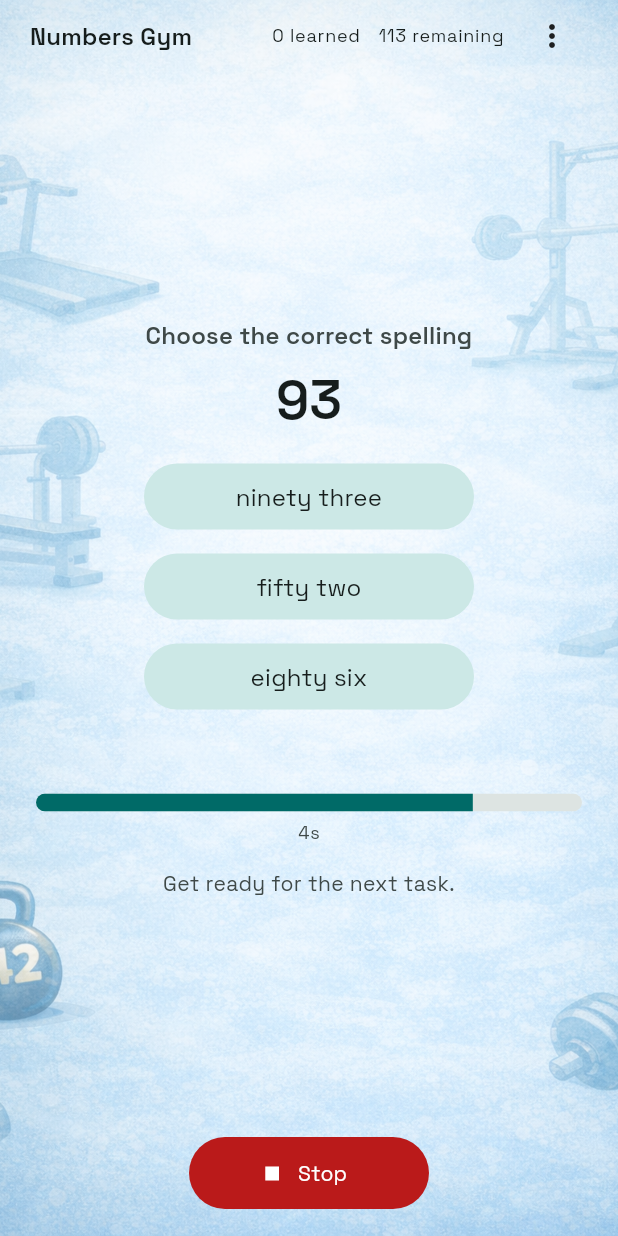
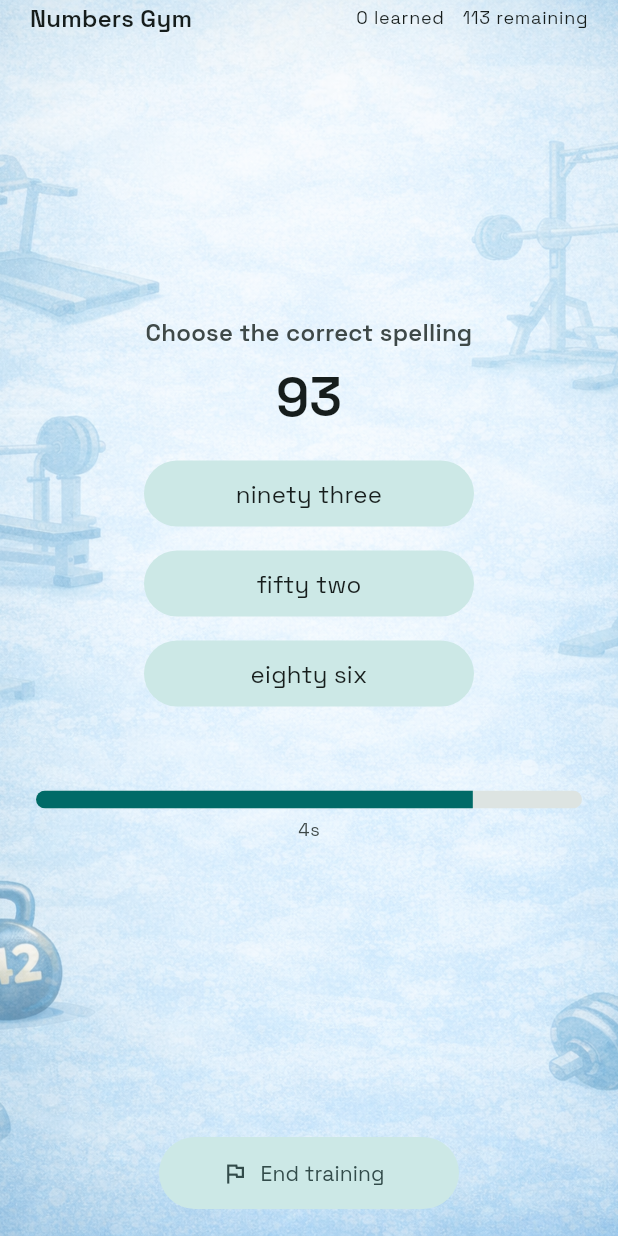
Before and after one commit to DimonSmart/NumberGym, a Flutter app: the screen it shows after launch, after a tap on "Start", on a phone screen of 412 x 824 dp. Run offline on Flutter 3.47's test engine with Material 3 defaults, Android fonts, the phone set to English and light mode, and no system bars; our stand-ins replace flutter_tts, hive, hive_flutter, lottie, permission_handler, speech_to_text and 1 more; missing offline and left inert: record; accounts and stored records are empty.

Commit message:
Refactor training flow, remove TrainerStatus, auto-stop
- Refactored IntroScreen to StatefulWidget; now shows progress, loading, and "all learned" states, and disables "Start" when appropriate.
- Removed TrainerStatus enum and status logic; replaced with a simple boolean for training activity.
- Updated silent detector to auto-stop training and exit screen after inactivity, using new onAutoStop callback.
- TrainingScreen menu and overlay navigation for settings/statistics removed for a simpler UI.
- View models now use timer.isRunning instead of TrainerStatus.
- TrainingStatusView no longer displays status messages, only errors.
- UI tweaks: improved menu icon, renamed "Stop" to "End training", and adjusted button styles.
- Ensured UI correctly reflects when all cards are learned and prevents further training.

```diff
--- a/lib/features/intro/ui/screens/intro_screen.dart
+++ b/lib/features/intro/ui/screens/intro_screen.dart
@@ -1,15 +1,20 @@
+import 'dart:async';
+
 import 'package:flutter/material.dart';
 import 'package:hive/hive.dart';
 
 import '../../../training/data/card_progress.dart';
+import '../../../training/data/number_cards.dart';
+import '../../../training/data/progress_repository.dart';
 import '../../../training/data/settings_repository.dart';
+import '../../../training/domain/learning_language.dart';
 import '../../../training/ui/screens/settings_screen.dart';
 import '../../../training/ui/screens/statistics_screen.dart';
 import '../../../training/ui/screens/training_screen.dart';
 
 enum _IntroMenuAction { statistics, settings }
 
-class IntroScreen extends StatelessWidget {
+class IntroScreen extends StatefulWidget {
   const IntroScreen({
     super.key,
     required this.settingsBox,
@@ -18,6 +23,56 @@ class IntroScreen extends StatelessWidget {
 
   final Box<String> settingsBox;
   final Box<CardProgress> progressBox;
+
+  @override
+  State<IntroScreen> createState() => _IntroScreenState();
+}
+
+class _IntroScreenState extends State<IntroScreen> {
+  late final ProgressRepository _progressRepository;
+  late LearningLanguage _language;
+  StreamSubscription? _progressSubscription;
+  StreamSubscription? _settingsSubscription;
+  bool _allLearned = false;
+  bool _loadingProgress = true;
+
+  @override
+  void initState() {
+    super.initState();
+    _progressRepository = ProgressRepository(widget.progressBox);
+    _language = SettingsRepository(widget.settingsBox).readLearningLanguage();
+    _loadProgress();
+    _progressSubscription =
+        widget.progressBox.watch().listen((_) => _loadProgress());
+    _settingsSubscription =
+        widget.settingsBox.watch().listen((_) => _loadProgress());
+  }
+
+  @override
+  void dispose() {
+    _progressSubscription?.cancel();
+    _settingsSubscription?.cancel();
+    super.dispose();
+  }
+
+  Future<void> _loadProgress() async {
+    final language = SettingsRepository(widget.settingsBox).readLearningLanguage();
+    final ids = buildNumberCardIds();
+    final progress = await _progressRepository.loadAll(
+      ids,
+      language: language,
+    );
+    final learnedCount =
+        progress.values.where((progress) => progress.learned).length;
+    final allLearned = ids.isNotEmpty && learnedCount == ids.length;
+
+    if (!mounted) return;
+    setState(() {
+      _language = language;
+      _allLearned = allLearned;
+      _loadingProgress = false;
+    });
+  }
 
   @override
   Widget build(BuildContext context) {
@@ -78,7 +133,25 @@ class IntroScreen extends StatelessWidget {
                             ),
                           ),
                         ],
-                        icon: const Icon(Icons.more_vert, color: Colors.white),
+                        icon: Container(
+                          padding: const EdgeInsets.all(6),
+                          decoration: BoxDecoration(
+                            color: Colors.black.withValues(alpha: 0.62),
+                            shape: BoxShape.circle,
+                            boxShadow: const [
+                              BoxShadow(
+                                color: Colors.black26,
+                                blurRadius: 6,
+                                offset: Offset(0, 3),
+                              ),
+                            ],
+                          ),
+                          child: const Icon(
+                            Icons.more_vert,
+                            color: Colors.white,
+                            size: 22,
+                          ),
+                        ),
                         tooltip: 'Menu',
                       ),
                     ],
@@ -110,7 +183,53 @@ class IntroScreen extends StatelessWidget {
                         ),
                   ),
                   const Spacer(),
-                  SizedBox(
+                  _buildCallToAction(theme, context),
+                ],
+              ),
+            ),
+          ),
+        ],
+      ),
+    );
+  }
+
+  Widget _buildCallToAction(ThemeData theme, BuildContext context) {
+    if (_loadingProgress) {
+      return const SizedBox(
+        width: double.infinity,
+        height: 52,
+        child: Center(child: CircularProgressIndicator()),
+      );
+    }
+
+    if (_allLearned) {
+      return Container(
+        width: double.infinity,
+        height: 52,
+        decoration: BoxDecoration(
+          color: Colors.white,
+          borderRadius: BorderRadius.circular(14),
+          boxShadow: const [
+            BoxShadow(
+              color: Colors.black12,
+              blurRadius: 6,
+              offset: Offset(0, 3),
+            ),
+          ],
+        ),
+        alignment: Alignment.center,
+        child: Text(
+          'Все выучено',
+          style: theme.textTheme.titleMedium?.copyWith(
+            fontWeight: FontWeight.w700,
+            letterSpacing: 0.2,
+            color: Colors.black87,
+          ),
+        ),
+      );
+    }
+
+    return SizedBox(
       width: double.infinity,
       height: 52,
       child: FilledButton(
@@ -118,8 +237,8 @@ class IntroScreen extends StatelessWidget {
           Navigator.of(context).push(
             MaterialPageRoute(
               builder: (context) => TrainingScreen(
-                              settingsBox: settingsBox,
-                              progressBox: progressBox,
+                settingsBox: widget.settingsBox,
+                progressBox: widget.progressBox,
               ),
             ),
           );
@@ -137,33 +256,27 @@ class IntroScreen extends StatelessWidget {
         ),
         child: const Text('Start'),
       ),
-                  ),
-                ],
-              ),
-            ),
-          ),
-        ],
-      ),
     );
   }
 
   void _openSettings(BuildContext context) {
-    Navigator.of(context).push(
+    Navigator.of(context)
+        .push(
           MaterialPageRoute(
             builder: (context) => SettingsScreen(
-          settingsBox: settingsBox,
-          progressBox: progressBox,
+              settingsBox: widget.settingsBox,
+              progressBox: widget.progressBox,
             ),
           ),
-    );
+        )
+        .then((_) => _loadProgress());
   }
 
   void _openStatistics(BuildContext context) {
-    final language = SettingsRepository(settingsBox).readLearningLanguage();
     Navigator.of(context).push(
       MaterialPageRoute(
         builder: (context) =>
-            StatisticsScreen(progressBox: progressBox, language: language),
+            StatisticsScreen(progressBox: widget.progressBox, language: _language),
       ),
     );
   }
--- a/lib/features/training/domain/runtime_coordinator.dart
+++ b/lib/features/training/domain/runtime_coordinator.dart
@@ -2,7 +2,6 @@ import 'dart:async';
 
 import 'task_runtime.dart';
 import 'task_state.dart';
-import 'training_state.dart';
 
 class RuntimeCoordinator {
   RuntimeCoordinator({
@@ -19,21 +18,14 @@ class RuntimeCoordinator {
   StreamSubscription<TaskState>? _runtimeStates;
   TaskState? _currentTaskState;
 
-  TrainerStatus _status = TrainerStatus.idle;
   bool _speechReady = false;
   bool _taskHadUserInteraction = false;
 
-  TrainerStatus get status => _status;
   TaskState? get currentTask => _currentTaskState;
   bool get speechReady => _speechReady;
   bool get taskHadUserInteraction => _taskHadUserInteraction;
   TaskRuntime? get runtime => _runtime;
-
-  void setStatus(TrainerStatus status) {
-    if (_status == status) return;
-    _status = status;
-    _onChanged();
-  }
+  bool get isActive => _runtime != null;
 
   void resetInteraction() {
     _taskHadUserInteraction = false;
@@ -56,7 +48,6 @@ class RuntimeCoordinator {
       _speechReady =
           (_currentTaskState as NumberPronunciationState).speechReady;
     }
-    _status = TrainerStatus.running;
     _onChanged();
     await runtime.start();
   }
--- a/lib/features/training/domain/session_helpers.dart
+++ b/lib/features/training/domain/session_helpers.dart
@@ -41,7 +41,7 @@ class SilentDetector {
     }
   }
 
-  bool get shouldPause => _streak >= threshold;
+  bool get shouldStop => _streak >= threshold;
 }
 
 class InternetGate {
--- a/lib/features/training/domain/training_controller.dart
+++ b/lib/features/training/domain/training_controller.dart
@@ -41,12 +41,14 @@ class TrainingController extends ChangeNotifier {
     required ProgressRepositoryBase progressRepository,
     TrainingServices? services,
     stt.SpeechToText? speech,
+    VoidCallback? onAutoStop,
   }) {
     _session = TrainingSession(
       settingsRepository: settingsRepository,
       progressRepository: progressRepository,
       services: services ?? TrainingServices.defaults(speech: speech),
       onStateChanged: _notify,
+      onAutoStop: onAutoStop,
     );
   }
 
@@ -54,7 +56,6 @@ class TrainingController extends ChangeNotifier {
   bool _disposed = false;
 
   TrainingState get state => _session.state;
-  TrainerStatus get status => _session.state.status;
   bool get speechReady => _session.state.speechReady;
   String? get errorMessage => _session.state.errorMessage;
   TrainingFeedback? get feedback => _session.state.feedback;
--- a/lib/features/training/domain/training_session.dart
+++ b/lib/features/training/domain/training_session.dart
@@ -35,10 +35,12 @@ class TrainingSession {
     PhraseTemplates? phraseTemplates,
     TaskRegistry? taskRegistry,
     void Function()? onStateChanged,
+    void Function()? onAutoStop,
   })  : _settingsRepository = settingsRepository,
         _progressRepository = progressRepository,
         _services = services ?? TrainingServices.defaults(),
-        _onStateChanged = onStateChanged ?? _noop {
+        _onStateChanged = onStateChanged ?? _noop,
+        _onAutoStop = onAutoStop ?? _noop {
     final resolvedTemplates = phraseTemplates ?? PhraseTemplates(Random());
     _languageRouter = LanguageRouter(
       settingsRepository: _settingsRepository,
@@ -82,6 +84,7 @@ class TrainingSession {
   final SettingsRepositoryBase _settingsRepository;
   final ProgressRepositoryBase _progressRepository;
   final void Function() _onStateChanged;
+  final void Function() _onAutoStop;
   late final LanguageRouter _languageRouter;
   late final TaskRegistry _taskRegistry;
   late final TaskScheduler _taskScheduler;
@@ -98,6 +101,7 @@ class TrainingSession {
   final StreakTracker _streakTracker = StreakTracker();
 
   bool _disposed = false;
+  bool _trainingActive = false;
 
   TrainingState _state = TrainingState.initial();
   TrainingState get state => _state;
@@ -132,10 +136,7 @@ class TrainingSession {
   }
 
   Future<void> startTraining() async {
-    final status = _runtimeCoordinator.status;
-    if (status == TrainerStatus.running) {
-      return;
-    }
+    if (_trainingActive) return;
 
     _premiumPronunciationEnabled =
         _settingsRepository.readPremiumPronunciationEnabled();
@@ -148,14 +149,14 @@ class TrainingSession {
       premiumPronunciationEnabled: _premiumPronunciationEnabled,
     );
     if (!_progressManager.hasRemainingCards) {
-      _runtimeCoordinator.setStatus(TrainerStatus.finished);
+      _trainingActive = false;
       unawaited(_setKeepAwake(false));
       _syncState();
       return;
     }
 
     _errorMessage = null;
-    _runtimeCoordinator.setStatus(TrainerStatus.running);
+    _trainingActive = true;
     _silentDetector.reset();
     _streakTracker.reset();
     _runtimeCoordinator.resetInteraction();
@@ -168,7 +169,7 @@ class TrainingSession {
     _feedbackCoordinator.clear();
     await _runtimeCoordinator.disposeRuntime(clearState: true);
     _services.soundWave.reset();
-    _runtimeCoordinator.setStatus(TrainerStatus.idle);
+    _trainingActive = false;
     _errorMessage = null;
     _progressManager.resetSelection();
     _premiumPronunciationEnabled =
@@ -183,7 +184,7 @@ class TrainingSession {
 
   Future<void> pauseForOverlay() async {
     await _runtimeCoordinator.disposeRuntime(clearState: true);
-    _runtimeCoordinator.setStatus(TrainerStatus.idle);
+    _trainingActive = false;
     await _setKeepAwake(false);
     _syncState();
   }
@@ -197,7 +198,7 @@ class TrainingSession {
     await _runtimeCoordinator.disposeRuntime(clearState: true);
     _silentDetector.reset();
     _runtimeCoordinator.resetInteraction();
-    _runtimeCoordinator.setStatus(TrainerStatus.idle);
+    _trainingActive = false;
     await _setKeepAwake(false);
     _syncState();
   }
@@ -214,7 +215,6 @@ class TrainingSession {
   void _syncState() {
     if (_disposed) return;
     _state = TrainingState(
-      status: _runtimeCoordinator.status,
       speechReady: _runtimeCoordinator.speechReady,
       errorMessage: _errorMessage,
       feedback: _feedbackCoordinator.feedback,
@@ -458,12 +458,11 @@ class TrainingSession {
   }
 
   Future<void> _startNextCard() async {
-    final status = _runtimeCoordinator.status;
-    if (status != TrainerStatus.running) {
+    if (!_trainingActive) {
       return;
     }
     if (!_progressManager.hasRemainingCards) {
-      _runtimeCoordinator.setStatus(TrainerStatus.finished);
+      _trainingActive = false;
       unawaited(_setKeepAwake(false));
       _syncState();
       return;
@@ -478,7 +477,7 @@ class TrainingSession {
       forcedTaskKind: _debugForcedTaskKind,
     );
     if (scheduleResult is TaskScheduleFinished) {
-      _runtimeCoordinator.setStatus(TrainerStatus.finished);
+      _trainingActive = false;
       unawaited(_setKeepAwake(false));
       _syncState();
       return;
@@ -547,8 +546,9 @@ class TrainingSession {
         language: _currentLanguage(),
       );
       if (progressResult.learned && progressResult.poolEmpty) {
-        _runtimeCoordinator.setStatus(TrainerStatus.finished);
+        _trainingActive = false;
         unawaited(_setKeepAwake(false));
+        _syncState();
       }
     }
 
@@ -558,15 +558,15 @@ class TrainingSession {
       interacted: _runtimeCoordinator.taskHadUserInteraction,
       affectsProgress: affectsProgress,
     );
-    if (_silentDetector.shouldPause) {
-      await _pauseTraining();
+    if (_silentDetector.shouldStop) {
+      await stopTraining();
+      _onAutoStop();
       return;
     }
 
     await feedbackHold;
     if (_disposed) return;
-    final status = _runtimeCoordinator.status;
-    if (status != TrainerStatus.running) {
+    if (!_trainingActive) {
       return;
     }
 
@@ -575,7 +575,7 @@ class TrainingSession {
 
   Future<void> _pauseTraining() async {
     await _runtimeCoordinator.disposeRuntime(clearState: false);
-    _runtimeCoordinator.setStatus(TrainerStatus.idle);
+    _trainingActive = false;
     _syncState();
     unawaited(_setKeepAwake(false));
   }
--- a/lib/features/training/domain/training_state.dart
+++ b/lib/features/training/domain/training_state.dart
@@ -1,6 +1,4 @@
 import 'task_state.dart';
-
-enum TrainerStatus { idle, running, finished }
 
 enum TrainingFeedbackType { correct, wrong, timeout, skipped }
 
@@ -15,14 +13,12 @@ class TrainingFeedback {
 }
 
 class TrainingState {
-  final TrainerStatus status;
   final bool speechReady;
   final String? errorMessage;
   final TrainingFeedback? feedback;
   final TaskState? currentTask;
 
   const TrainingState({
-    required this.status,
     required this.speechReady,
     required this.errorMessage,
     required this.feedback,
@@ -31,7 +27,6 @@ class TrainingState {
 
   factory TrainingState.initial() {
     return const TrainingState(
-      status: TrainerStatus.idle,
       speechReady: false,
       errorMessage: null,
       feedback: null,
--- a/lib/features/training/ui/screens/training_screen.dart
+++ b/lib/features/training/ui/screens/training_screen.dart
@@ -18,10 +18,6 @@ import '../widgets/number_pronunciation_view.dart';
 import '../widgets/phrase_pronunciation_view.dart';
 import '../widgets/training_background.dart';
 import '../widgets/training_status_view.dart';
-import 'settings_screen.dart';
-import 'statistics_screen.dart';
-
-enum _TrainerMenuAction { statistics, settings }
 
 class TrainingScreen extends StatefulWidget {
   final Box<String> settingsBox;
@@ -54,6 +50,7 @@ class _TrainingScreenState extends State<TrainingScreen> {
     _controller = TrainingController(
       settingsRepository: SettingsRepository(widget.settingsBox),
       progressRepository: ProgressRepository(widget.progressBox),
+      onAutoStop: _handleAutoStop,
     );
     _initializeAndStart();
   }
@@ -78,38 +75,6 @@ class _TrainingScreenState extends State<TrainingScreen> {
     } finally {
       _startingTraining = false;
     }
-  }
-
-  Future<void> _openOverlay(Widget screen) async {
-    await _controller.pauseForOverlay();
-    if (!mounted) return;
-
-    await Navigator.of(
-      context,
-    ).push(MaterialPageRoute(builder: (context) => screen));
-
-    if (!mounted) return;
-    await _controller.restoreAfterOverlay();
-    if (!mounted) return;
-    await _ensureTrainingStarted();
-  }
-
-  Future<void> _openSettings() async {
-    await _openOverlay(
-      SettingsScreen(
-        settingsBox: widget.settingsBox,
-        progressBox: widget.progressBox,
-      ),
-    );
-  }
-
-  Future<void> _openStatistics() async {
-    final language = SettingsRepository(
-      widget.settingsBox,
-    ).readLearningLanguage();
-    await _openOverlay(
-      StatisticsScreen(progressBox: widget.progressBox, language: language),
-    );
   }
 
   @override
@@ -156,43 +121,6 @@ class _TrainingScreenState extends State<TrainingScreen> {
                               '$remainingCount remaining',
                               style: theme.textTheme.labelMedium,
                             ),
-                            const SizedBox(width: 8),
-                            PopupMenuButton<_TrainerMenuAction>(
-                              onSelected: (value) {
-                                switch (value) {
-                                  case _TrainerMenuAction.statistics:
-                                    _openStatistics();
-                                    break;
-                                  case _TrainerMenuAction.settings:
-                                    _openSettings();
-                                    break;
-                                }
-                              },
-                              itemBuilder: (context) => [
-                                PopupMenuItem(
-                                  value: _TrainerMenuAction.statistics,
-                                  child: Row(
-                                    children: const [
-                                      Icon(Icons.bar_chart, size: 18),
-                                      SizedBox(width: 8),
-                                      Text('Statistics'),
-                                    ],
-                                  ),
-                                ),
-                                PopupMenuItem(
-                                  value: _TrainerMenuAction.settings,
-                                  child: Row(
-                                    children: const [
-                                      Icon(Icons.settings, size: 18),
-                                      SizedBox(width: 8),
-                                      Text('Settings'),
-                                    ],
-                                  ),
-                                ),
-                              ],
-                              icon: const Icon(Icons.more_vert),
-                              tooltip: 'Menu',
-                            ),
                           ],
                         ),
                       ),
@@ -236,7 +164,6 @@ class _TrainingScreenState extends State<TrainingScreen> {
     if (task is MultipleChoiceState) {
       final viewModel = MultipleChoiceViewModel.fromState(
         theme: theme,
-        status: _controller.status,
         task: task,
         feedback: feedbackViewModel,
       );
@@ -248,7 +175,6 @@ class _TrainingScreenState extends State<TrainingScreen> {
     if (task is ListeningNumbersState) {
       final viewModel = ListeningNumbersViewModel.fromState(
         theme: theme,
-        status: _controller.status,
         task: task,
         feedback: feedbackViewModel,
       );
@@ -273,7 +199,6 @@ class _TrainingScreenState extends State<TrainingScreen> {
 
     final viewModel = NumberPronunciationViewModel.fromState(
       task: _controller.numberPronunciationState,
-      status: _controller.status,
       feedback: feedbackViewModel,
     );
     return NumberPronunciationView(
@@ -284,16 +209,16 @@ class _TrainingScreenState extends State<TrainingScreen> {
 
   Widget _buildStopButton(ThemeData theme) {
     return SizedBox(
-      width: 160,
+      width: 200,
       height: 48,
       child: FilledButton.icon(
         onPressed: _handleStopTraining,
         style: FilledButton.styleFrom(
-          backgroundColor: theme.colorScheme.error,
-          foregroundColor: theme.colorScheme.onError,
+          backgroundColor: theme.colorScheme.secondaryContainer,
+          foregroundColor: theme.colorScheme.onSecondaryContainer,
         ),
-        icon: const Icon(Icons.stop),
-        label: const Text('Stop'),
+        icon: const Icon(Icons.flag_outlined),
+        label: const Text('End training'),
       ),
     );
   }
@@ -356,4 +281,9 @@ class _TrainingScreenState extends State<TrainingScreen> {
       );
     }
   }
+
+  void _handleAutoStop() {
+    if (!mounted) return;
+    Navigator.of(context).popUntil((route) => route.isFirst);
+  }
 }
--- a/lib/features/training/ui/view_models/listening_numbers_view_model.dart
+++ b/lib/features/training/ui/view_models/listening_numbers_view_model.dart
@@ -1,7 +1,6 @@
 import 'package:flutter/material.dart';
 
 import '../../domain/task_state.dart';
-import '../../domain/training_state.dart';
 import 'training_feedback_view_model.dart';
 
 class ListeningNumbersViewModel {
@@ -37,7 +36,6 @@ class ListeningNumbersViewModel {
 
   factory ListeningNumbersViewModel.fromState({
     required ThemeData theme,
-    required TrainerStatus status,
     required ListeningNumbersState task,
     required TrainingFeedbackViewModel feedback,
   }) {
@@ -57,7 +55,7 @@ class ListeningNumbersViewModel {
       feedbackText: feedback.text,
       feedbackColor: feedback.color,
       timer: task.timer,
-      isTimerActive: status == TrainerStatus.running,
+      isTimerActive: task.timer.isRunning,
       taskKey: task.numberValue,
     );
   }
--- a/lib/features/training/ui/view_models/multiple_choice_view_model.dart
+++ b/lib/features/training/ui/view_models/multiple_choice_view_model.dart
@@ -1,7 +1,6 @@
 import 'package:flutter/material.dart';
 
 import '../../domain/task_state.dart';
-import '../../domain/training_state.dart';
 import '../../domain/training_task.dart';
 import 'training_feedback_view_model.dart';
 
@@ -36,7 +35,6 @@ class MultipleChoiceViewModel {
 
   factory MultipleChoiceViewModel.fromState({
     required ThemeData theme,
-    required TrainerStatus status,
     required MultipleChoiceState task,
     required TrainingFeedbackViewModel feedback,
   }) {
@@ -61,7 +59,7 @@ class MultipleChoiceViewModel {
       feedbackText: feedback.text,
       feedbackColor: feedback.color,
       timer: task.timer,
-      isTimerActive: status == TrainerStatus.running,
+      isTimerActive: task.timer.isRunning,
       taskKey: task.numberValue,
     );
   }
--- a/lib/features/training/ui/view_models/number_pronunciation_view_model.dart
+++ b/lib/features/training/ui/view_models/number_pronunciation_view_model.dart
@@ -1,7 +1,6 @@
 import 'package:flutter/material.dart';
 
 import '../../domain/task_state.dart';
-import '../../domain/training_state.dart';
 import 'training_feedback_view_model.dart';
 
 class SpeechRecognitionLine {
@@ -51,7 +50,6 @@ class NumberPronunciationViewModel {
 
   factory NumberPronunciationViewModel.fromState({
     required NumberPronunciationState? task,
-    required TrainerStatus status,
     required TrainingFeedbackViewModel feedback,
   }) {
     final displayText = task?.displayText ?? '--';
@@ -66,9 +64,9 @@ class NumberPronunciationViewModel {
       feedbackText: feedback.text,
       feedbackColor: feedback.color,
       timer: task?.timer ?? TimerState.zero,
-      isTimerActive: status == TrainerStatus.running,
+      isTimerActive: task?.timer.isRunning ?? false,
       taskKey: task?.numberValue ?? -1,
-      showSoundWave: status == TrainerStatus.running,
+      showSoundWave: task?.timer.isRunning ?? false,
       speechLines: _buildSpeechLines(task),
     );
   }
--- a/lib/features/training/ui/view_models/training_status_view_model.dart
+++ b/lib/features/training/ui/view_models/training_status_view_model.dart
@@ -15,19 +15,8 @@ class TrainingStatusViewModel {
     required TrainingState state,
   }) {
     return TrainingStatusViewModel(
-      message: _buildMessage(state),
+      message: '',
       errorMessage: state.errorMessage,
     );
   }
-
-  static String _buildMessage(TrainingState state) {
-    final status = state.status;
-    if (status == TrainerStatus.finished) {
-      return 'All cards learned. Reset progress to start again.';
-    }
-    if (status == TrainerStatus.idle) {
-      return 'Tap Start to begin training.';
-    }
-    return 'Get ready for the next task.';
-  }
 }
--- a/lib/features/training/ui/widgets/training_status_view.dart
+++ b/lib/features/training/ui/widgets/training_status_view.dart
@@ -15,8 +15,10 @@ class TrainingStatusView extends StatelessWidget {
   @override
   Widget build(BuildContext context) {
     final theme = Theme.of(context);
+    final showMessage = viewModel.message.isNotEmpty;
     return Column(
       children: [
+        if (showMessage)
           Text(
             viewModel.message,
             style: theme.textTheme.bodyMedium?.copyWith(
@@ -25,7 +27,7 @@ class TrainingStatusView extends StatelessWidget {
             textAlign: TextAlign.center,
           ),
         if (viewModel.hasError) ...[
-          const SizedBox(height: 16),
+          if (showMessage) const SizedBox(height: 16),
           Container(
             padding: const EdgeInsets.all(12),
             decoration: BoxDecoration(
```
Lines whose indentation alone changed are shown as unchanged.
